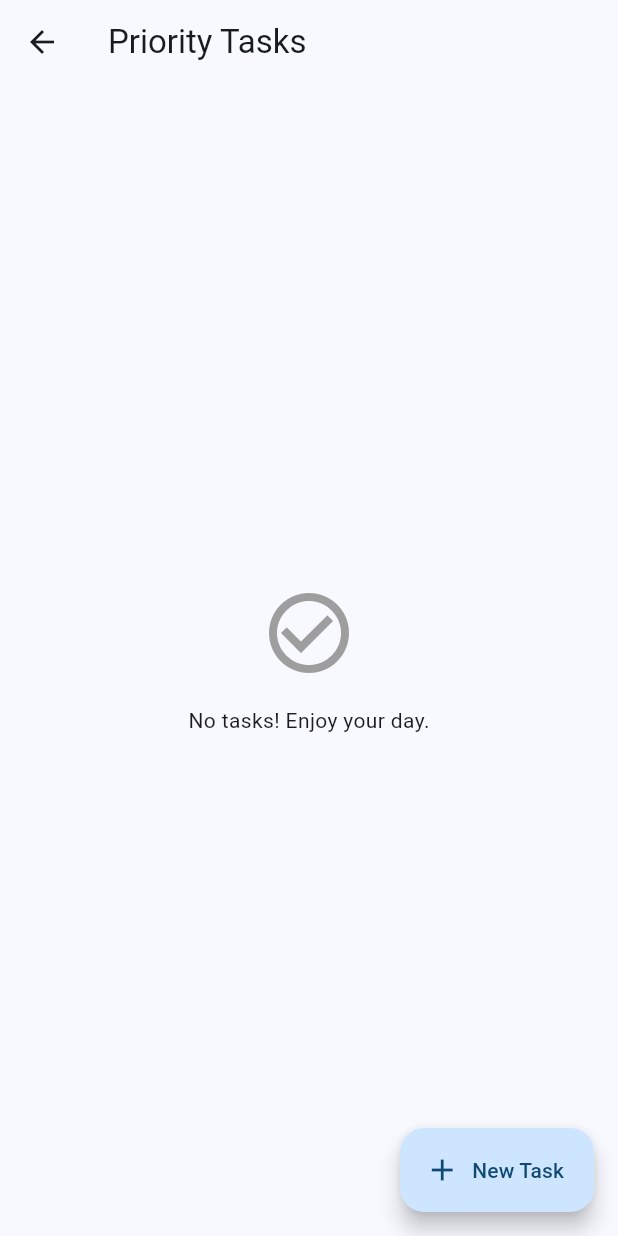
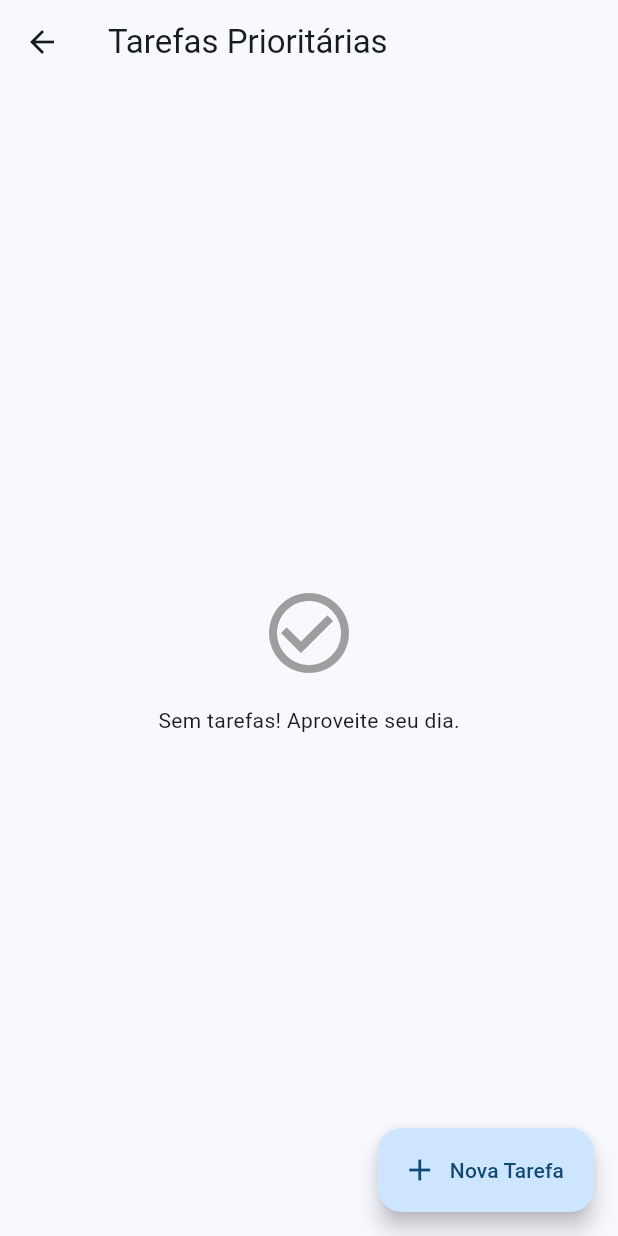
Before and after one commit to Edu-Fortes/flutter_family_planner, a Flutter app: the TasksScreen screen opened directly, on a phone screen of 412 x 824 dp. Run offline on Flutter 3.47's test engine with Material 3 defaults, Android fonts, the phone set to English and light mode, and no system bars; our stand-ins replace flutter_colorpicker, flutter_dotenv, flutter_riverpod, go_router, google_fonts, supabase_flutter and 1 more; missing offline and left inert: syncfusion_localizations; accounts and stored records are empty.

Commit message:
refact(tasks_screen): Update text for Portuguese localization

```diff
--- a/lib/features/tasks/presentation/tasks_screen.dart
+++ b/lib/features/tasks/presentation/tasks_screen.dart
@@ -10,10 +10,10 @@ class TasksScreen extends ConsumerWidget {
     final tasksAsync = ref.watch(priorityTasksProvider);
 
     return Scaffold(
-      appBar: AppBar(title: const Text('Priority Tasks')),
+      appBar: AppBar(title: const Text('Tarefas Prioritárias')),
       floatingActionButton: FloatingActionButton.extended(
         onPressed: () => _showAddTaskDialog(context, ref),
-        label: const Text('New Task'),
+        label: const Text('Nova Tarefa'),
         icon: const Icon(Icons.add),
       ),
       body: tasksAsync.when(
@@ -31,7 +31,7 @@ class TasksScreen extends ConsumerWidget {
                     color: Colors.grey,
                   ),
                   SizedBox(height: 16),
-                  Text('No tasks! Enjoy your day.'),
+                  Text('Sem tarefas! Aproveite seu dia.'),
                 ],
               ),
             );
@@ -58,7 +58,9 @@ class TasksScreen extends ConsumerWidget {
                     style: const TextStyle(fontWeight: FontWeight.bold),
                   ),
                   subtitle: Text(
-                    task.priority == 1 ? 'High Priority' : 'Normal Priority',
+                    task.priority == 1
+                        ? 'Alta Prioridade'
+                        : 'Prioridade Normal',
                   ),
                   trailing: IconButton(
                     icon: const Icon(Icons.check_circle_outline),
@@ -93,7 +95,7 @@ class TasksScreen extends ConsumerWidget {
       context: context,
       builder: (ctx) => StatefulBuilder(
         builder: (context, setState) => AlertDialog(
-          title: const Text('New Priority Task'),
+          title: const Text('Nova Tarefa Prioritária'),
           content: Column(
             mainAxisSize: MainAxisSize.min,
             children: [
@@ -101,12 +103,12 @@ class TasksScreen extends ConsumerWidget {
                 controller: controller,
                 autofocus: true,
                 decoration: const InputDecoration(
-                  labelText: 'Task Title',
+                  labelText: 'Título da Tarefa',
                   border: OutlineInputBorder(),
                 ),
               ),
               const SizedBox(height: 16),
-              const Text('Priority Level:'),
+              const Text('Nível de Prioridade:'),
               const SizedBox(height: 8),
               Row(
                 mainAxisAlignment: MainAxisAlignment.spaceEvenly,
@@ -114,10 +116,10 @@ class TasksScreen extends ConsumerWidget {
                   return ChoiceChip(
                     label: Text(
                       p == 1
-                          ? 'High'
+                          ? 'Alta'
                           : p == 2
-                          ? 'Med'
-                          : 'Low',
+                          ? 'Média'
+                          : 'Baixa',
                     ),
                     selected: selectedPriority == p,
                     onSelected: (val) {
@@ -132,7 +134,7 @@ class TasksScreen extends ConsumerWidget {
           actions: [
             TextButton(
               onPressed: () => Navigator.pop(ctx),
-              child: const Text('Cancel'),
+              child: const Text('Cancelar'),
             ),
             FilledButton(
               onPressed: () {
@@ -143,7 +145,7 @@ class TasksScreen extends ConsumerWidget {
                   Navigator.pop(ctx);
                 }
               },
-              child: const Text('Save'),
+              child: const Text('Salvar'),
             ),
           ],
         ),
```
